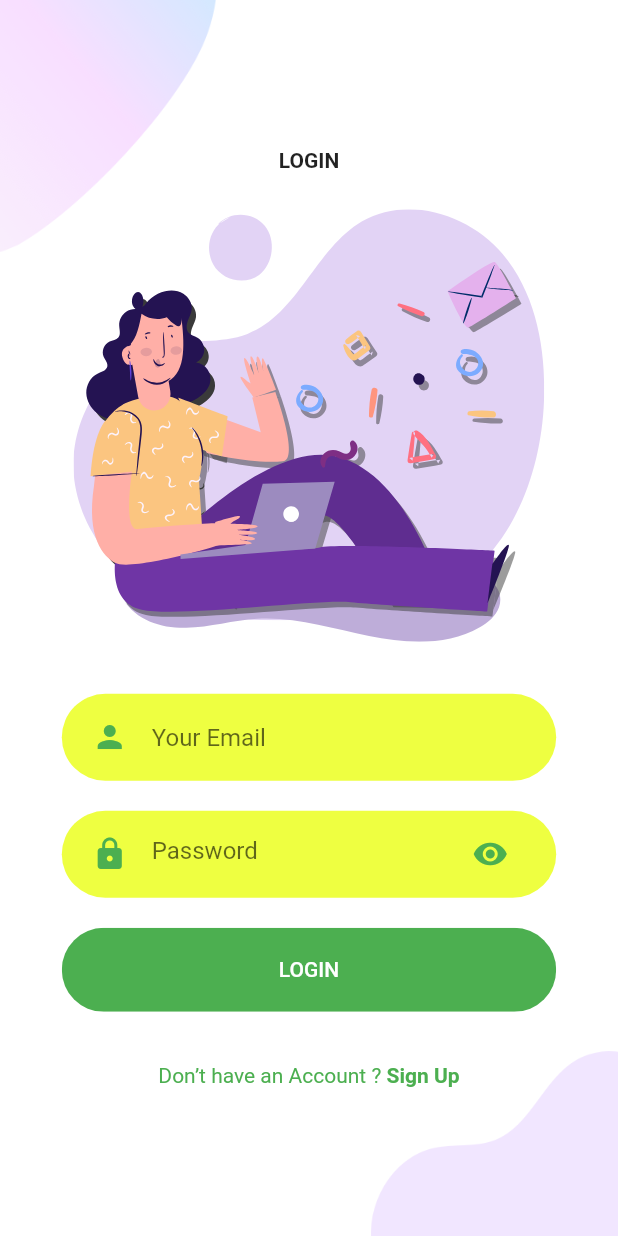
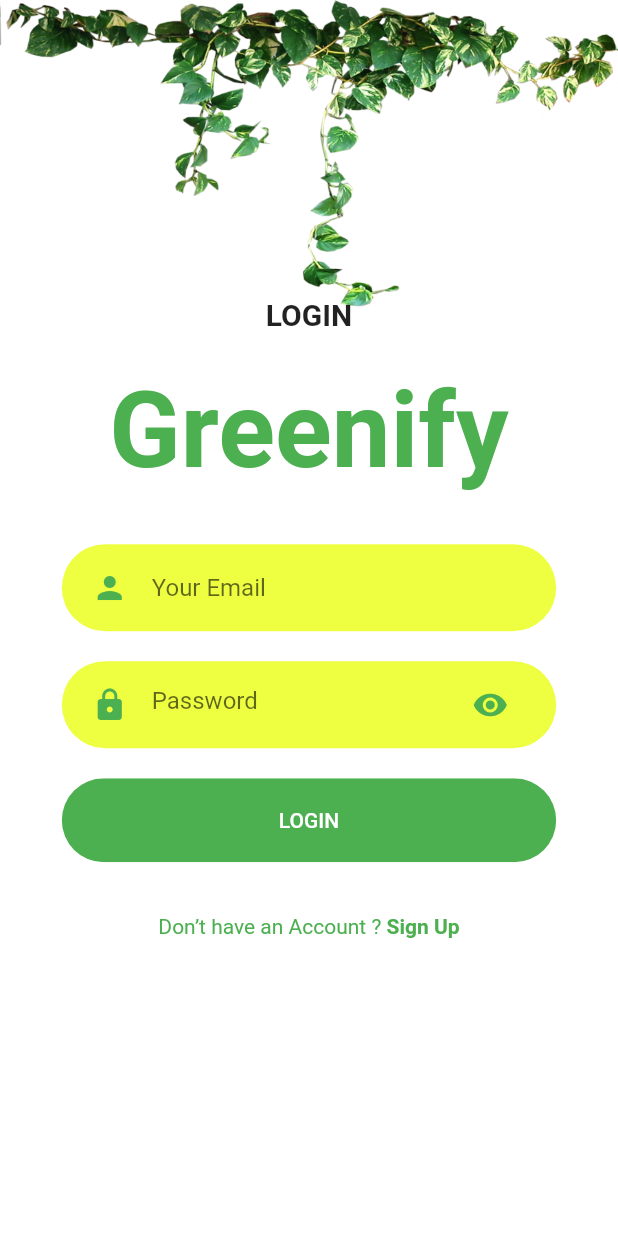
Before and after one commit to Habiba-Naeem/Greenify, a Flutter app: the LoginScreen screen opened by its route, on a phone screen of 412 x 824 dp. Run offline on Flutter 3.47's test engine with Material 2 defaults, Android fonts, the phone set to English and light mode, and no system bars; our stand-ins replace flutter_spinkit, flutter_svg.

Commit message:
designed login screen

```diff
--- a/lib/screens/login/components/background.dart
+++ b/lib/screens/login/components/background.dart
@@ -20,16 +20,8 @@
             top: 0,
             left: 0,
             child: Image.asset(
-              "assets/images/main_top.png",
-              width: size.width * 0.35,
-            ),
-          ),
-          Positioned(
-            bottom: 0,
-            right: 0,
-            child: Image.asset(
-              "assets/images/login_bottom.png",
-              width: size.width * 0.4,
+              "assets/images/image_12.png",
+              width: size.width,
             ),
           ),
           child,
--- a/lib/screens/login/components/body.dart
+++ b/lib/screens/login/components/body.dart
@@ -6,6 +6,7 @@
 import 'package:greenify/components/rounded_input_field.dart';
 import 'package:greenify/components/rounded_password_field.dart';
 import 'package:flutter_svg/svg.dart';
+import 'package:greenify/constants.dart';
 
 class Body extends StatelessWidget {
   const Body({
@@ -22,12 +23,18 @@
           children: <Widget>[
             Text(
               "LOGIN",
-              style: TextStyle(fontWeight: FontWeight.bold),
+              style: TextStyle(
+                fontWeight: FontWeight.bold,
+                fontSize: 20,
+              ),
             ),
             SizedBox(height: size.height * 0.03),
-            SvgPicture.asset(
-              "assets/icons/login.svg",
-              height: size.height * 0.35,
+            Text(
+              "Greenify",
+              style: TextStyle(
+                  fontWeight: FontWeight.bold,
+                  fontSize: 70,
+                  color: kPrimaryColor),
             ),
             SizedBox(height: size.height * 0.03),
             RoundedInputField(
@@ -44,14 +51,7 @@
             SizedBox(height: size.height * 0.03),
             AlreadyHaveAnAccountCheck(
               press: () {
-                Navigator.push(
-                  context,
-                  MaterialPageRoute(
-                    builder: (context) {
-                      return SignUpScreen();
-                    },
-                  ),
-                );
+                Navigator.pushReplacementNamed(context, '/signup');
               },
             ),
           ],
--- a/lib/screens/welcome/components/body.dart
+++ b/lib/screens/welcome/components/body.dart
@@ -1,6 +1,5 @@
 import 'package:flutter/material.dart';
 import 'package:greenify/Screens/Welcome/components/background.dart';
-import 'package:greenify/Screens/Welcome/components/header.dart';
 import 'package:greenify/components/rounded_button.dart';
 import 'package:greenify/constants.dart';
 
@@ -14,7 +13,6 @@
         child: Column(
           mainAxisAlignment: MainAxisAlignment.center,
           children: <Widget>[
-            //HeaderWithSearchBox(size: size),
             Text(
               "Greenify",
               style: TextStyle(
```
Also changed, not shown: assets/images/image_10.png (added), assets/images/image_11.png (added), assets/images/image_12.png (added), assets/images/image_5.png, assets/images/image_8.png (added), assets/images/image_9.png (added), lib/screens/header.dart (renamed from lib/screens/welcome/components/header.dart).
